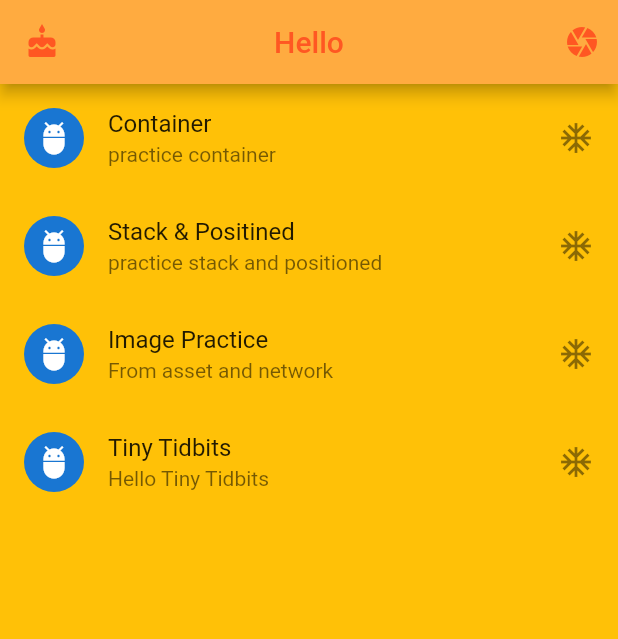
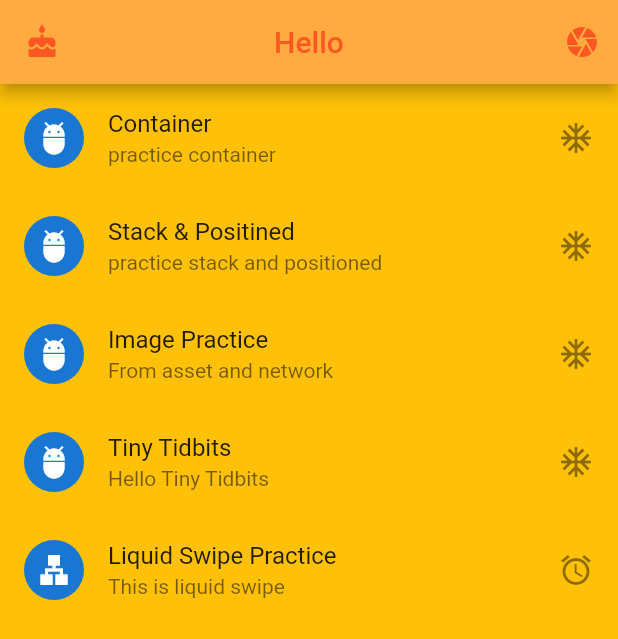
Before and after one commit to Atikur68/hello_flutter, a Flutter app: the screen it shows after launch, on a phone screen of 412 x 824 dp. Shown: the top 639 px of the screen. Run offline on Flutter 3.47's test engine with Material 2 defaults, Android fonts, the phone set to English and light mode, and no system bars; our stand-ins replace liquid_swipe.

Commit message:
from lab pc

```diff
--- a/lib/main.dart
+++ b/lib/main.dart
@@ -1,4 +1,5 @@
 import 'package:flutter/material.dart';
+import 'package:liquid_swipe/liquid_swipe.dart';
 
 void main() {
   runApp(MyApp());
@@ -73,6 +74,16 @@ class MainClass extends StatelessWidget {
                 MaterialPageRoute(builder: (context) => TinyTidbits()));
           },
         ),
+        ListTile(
+          title: Text("Liquid Swipe Practice"),
+          subtitle: Text("This is liquid swipe"),
+          leading: CircleAvatar(child: Icon(Icons.lan),),
+          trailing: Icon(Icons.access_alarm),
+          onTap: (){
+            Navigator.push(context,
+            MaterialPageRoute(builder: (context) => LiquidSwipePractice()));
+          },
+        )
       ]),
     );
   }
@@ -283,6 +294,39 @@ class TinyTidbits extends StatelessWidget {
   }
 }
 
+class LiquidSwipePractice extends StatelessWidget {
+   LiquidSwipePractice({super.key});
+
+  final pages = [
+    Container(color: Colors.deepOrange,),
+    Container(color: Colors.cyan),
+    Container(color: Colors.green),
+  ];
+
+  @override
+  Widget build(BuildContext context) {
+    return MaterialApp(
+
+      debugShowCheckedModeBanner: false,
+      home: Builder(
+        builder: (context) => LiquidSwipe(pages: pages)
+            //  Scaffold(
+            //   floatingActionButton: FloatingActionButton(
+            //     child: Icon(Icons.adb),
+            //     onPressed: (){
+            //       Navigator.pop(context);
+            //     },
+            //   ),
+            //
+            // );
+
+        ),
+
+    );
+  }
+}
+
+
 
 class MyAppnew extends StatelessWidget {
   const MyAppnew({super.key});
--- a/pubspec.yaml
+++ b/pubspec.yaml
@@ -28,6 +28,7 @@ environment:
 # the latest version available on pub.dev. To see which dependencies have newer
 # versions available, run `flutter pub outdated`.
 dependencies:
+  liquid_swipe: ^3.1.0
   flutter:
     sdk: flutter
 
```
Also changed, not shown: pubspec.lock, 1 other file.
